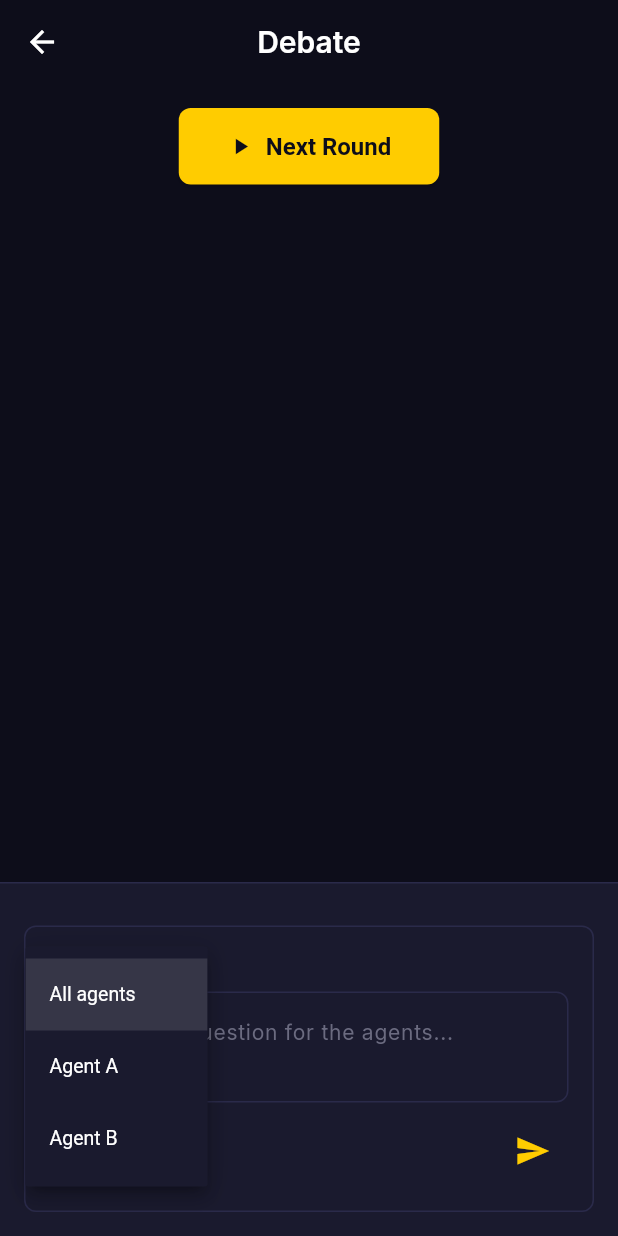
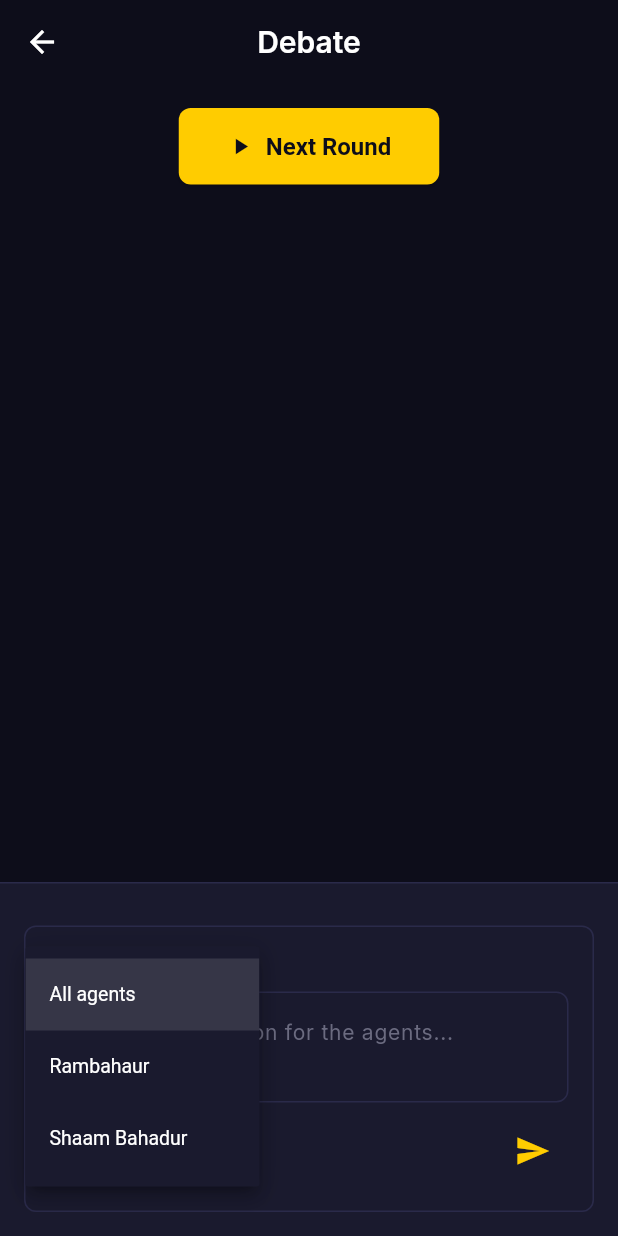
Before and after one commit to Vann781/Agent-Arena, a Flutter app: the DebateScreen screen opened directly with empty values, after a tap on "All agents", on a phone screen of 412 x 824 dp. Run offline on Flutter 3.47's test engine with Material 3 defaults, Android fonts, the phone set to English and light mode, and no system bars; our stand-ins replace audioplayers, dio, flutter_riverpod, go_router, google_fonts, shimmer.

```diff
--- a/Android app/agent_arena/lib/widgets/debate/question_input.dart
+++ b/Android app/agent_arena/lib/widgets/debate/question_input.dart
@@ -1,5 +1,6 @@
 import 'package:flutter/material.dart';
 import '../../core/theme/colors.dart';
+import '../../core/constants/agent_names.dart';
 
 class QuestionInput extends StatefulWidget {
   final void Function(String question, String? targetAgent) onSubmitted;
@@ -81,13 +82,13 @@ class _QuestionInputState extends State<QuestionInput> {
                     value: null,
                     child: Text('All agents'),
                   ),
-                  const DropdownMenuItem(
+                  DropdownMenuItem(
                     value: 'agent_a',
-                    child: Text('Agent A'),
+                    child: Text(displayName('agent_a')),
                   ),
-                  const DropdownMenuItem(
+                  DropdownMenuItem(
                     value: 'agent_b',
-                    child: Text('Agent B'),
+                    child: Text(displayName('agent_b')),
                   ),
                 ],
                 onChanged: (v) => setState(() => _targetAgent = v),
```
Also changed, not shown: Android app/agent_arena/lib/screens/fight/fight_arena_screen.dart (+7 -4 lines), Android app/agent_arena/lib/widgets/debate/score_chart.dart (+14 -3 lines), 3 other files.
